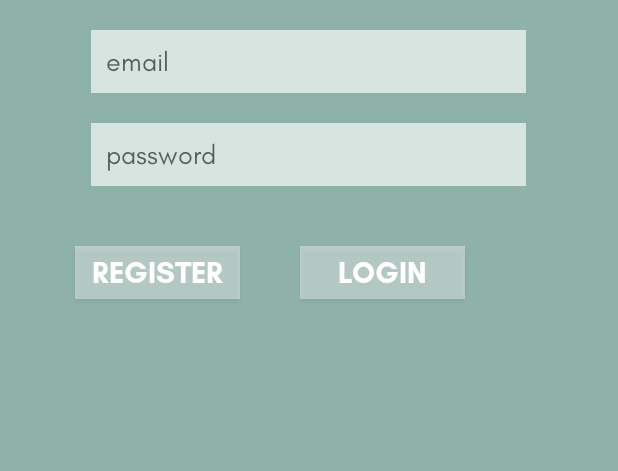
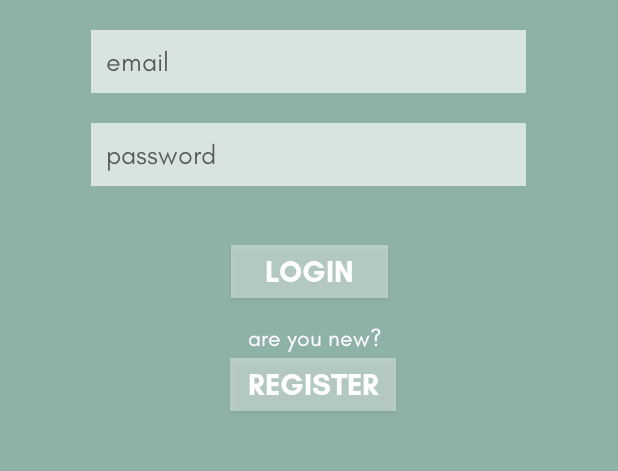
Before and after one commit to weigenie/hustle, an Android app: the screen it shows after launch (LoginActivity), on a phone screen of 412 x 824 dp, the part 384-855 px from its top. Run offline under Robolectric (Android 15) with nearby library versions, the phone set to English and light mode, and no system bars; our stand-ins replace Firebase (no records; nobody signed in at launch, a user with empty details on screens opened directly).

Commit message:
Edited layout for LoginActivity

```diff
--- a/app/src/main/res/layout/activity_login.xml
+++ b/app/src/main/res/layout/activity_login.xml
@@ -7,7 +7,7 @@
     android:background="#8FB2A8"
     tools:context=".MainActivity">
 
-    //HUSTLE logo Image View
+    <!--HUSTLE logo Image View-->
     <ImageView
         android:id="@+id/logo_imageview"
 
@@ -19,7 +19,7 @@
 
         android:src="@drawable/logo" />
 
-    //"CREATE A NEW ACCOUNT" Text View
+    <!--"CREATE A NEW ACCOUNT" Text View-->
     <TextView
         android:id="@+id/create_textview"
 
@@ -36,7 +36,7 @@
         android:textColor="#FFF"
         android:gravity="center" />
 
-    //"for the best experience with HUSTLE" Text View
+    <!--for the best experience with HUSTLE" Text View-->
     <TextView
         android:id="@+id/best_textview"
 
@@ -53,7 +53,7 @@
         android:textColor="#FFF"
         android:gravity="center" />
 
-    //Email Edit Text
+    <!--Email Edit Text-->
     <EditText
         android:id="@+id/edit_username"
 
@@ -81,7 +81,7 @@
         app:layout_constraintStart_toStartOf="parent"
         app:layout_constraintTop_toTopOf="parent" />
 
-    //Password Edit Text
+    <!--Password Edit Text-->
     <EditText
         android:id="@+id/edit_password"
 
@@ -110,49 +110,83 @@
         app:layout_constraintTop_toBottomOf="@+id/edit_username" />
 
 
-    //LOGIN button
+    <!--LOGIN button-->
     <Button
         android:id="@+id/button_login"
 
         android:layout_width="110dp"
         android:layout_height="35dp"
         android:layout_below="@+id/edit_password"
-        android:layout_toRightOf="@id/button_toRegister"
+        android:layout_alignParentStart="true"
 
-        android:layout_marginLeft="40dp"
-        android:layout_marginTop="40dp"
+        android:layout_alignParentLeft="true"
+        android:layout_alignParentEnd="true"
 
+        android:layout_alignParentRight="true"
+
+        android:layout_marginStart="154dp"
+        android:layout_marginLeft="154dp"
+        android:layout_marginTop="39dp"
+
+        android:layout_marginEnd="153dp"
+        android:layout_marginRight="153dp"
         android:background="#66FFFFFF"
-
+        android:fontFamily="@font/glacial_indifference_bold"
         android:text="Login"
+        android:textColor="#FFF"
         android:textSize="20dp"
-        android:fontFamily="@font/glacial_indifference_bold"
-        android:textColor="#FFF"
-
         app:layout_constraintEnd_toEndOf="parent"
         app:layout_constraintHorizontal_bias="0.498"
         app:layout_constraintStart_toStartOf="parent"
         app:layout_constraintTop_toBottomOf="@+id/edit_password" />
 
-    //REGISTER button
+    <!--REGISTER button-->
     <Button
         android:id="@+id/button_toRegister"
 
         android:layout_width="110dp"
         android:layout_height="35dp"
-        android:layout_below="@+id/edit_password"
 
-        android:layout_marginLeft="50dp"
+        android:layout_below="@+id/button_login"
+
+        android:layout_alignParentStart="true"
+
+        android:layout_alignParentLeft="true"
+        android:layout_alignParentEnd="true"
+        android:layout_alignParentRight="true"
+        android:layout_marginStart="153dp"
+
+        android:layout_marginLeft="153dp"
         android:layout_marginTop="40dp"
-
+        android:layout_marginEnd="148dp"
+        android:layout_marginRight="148dp"
         android:background="#66FFFFFF"
-
+        android:fontFamily="@font/glacial_indifference_bold"
         android:text="Register"
+        android:textColor="#FFF"
         android:textSize="20dp"
-        android:fontFamily="@font/glacial_indifference_bold"
-        android:textColor="#FFF"
-
         app:layout_constraintEnd_toEndOf="parent"
         app:layout_constraintStart_toStartOf="parent"
         app:layout_constraintTop_toBottomOf="@+id/button_login" />
+
+    <!-- registration text -->
+    <TextView
+        android:id="@+id/textView"
+        android:layout_width="wrap_content"
+        android:layout_height="wrap_content"
+        android:layout_below="@id/button_login"
+        android:layout_alignParentStart="true"
+        android:layout_alignParentLeft="true"
+        android:layout_alignParentEnd="true"
+        android:layout_alignParentRight="true"
+        android:layout_marginStart="154dp"
+        android:layout_marginLeft="154dp"
+        android:layout_marginEnd="146dp"
+        android:layout_marginRight="146dp"
+        android:layout_marginTop="17dp"
+        android:fontFamily="@font/glacial_indifference_regular"
+        android:gravity="center"
+        android:text="are you new?"
+        android:textColor="#FFF"
+        android:textSize="15dp" />
 </RelativeLayout>
```
